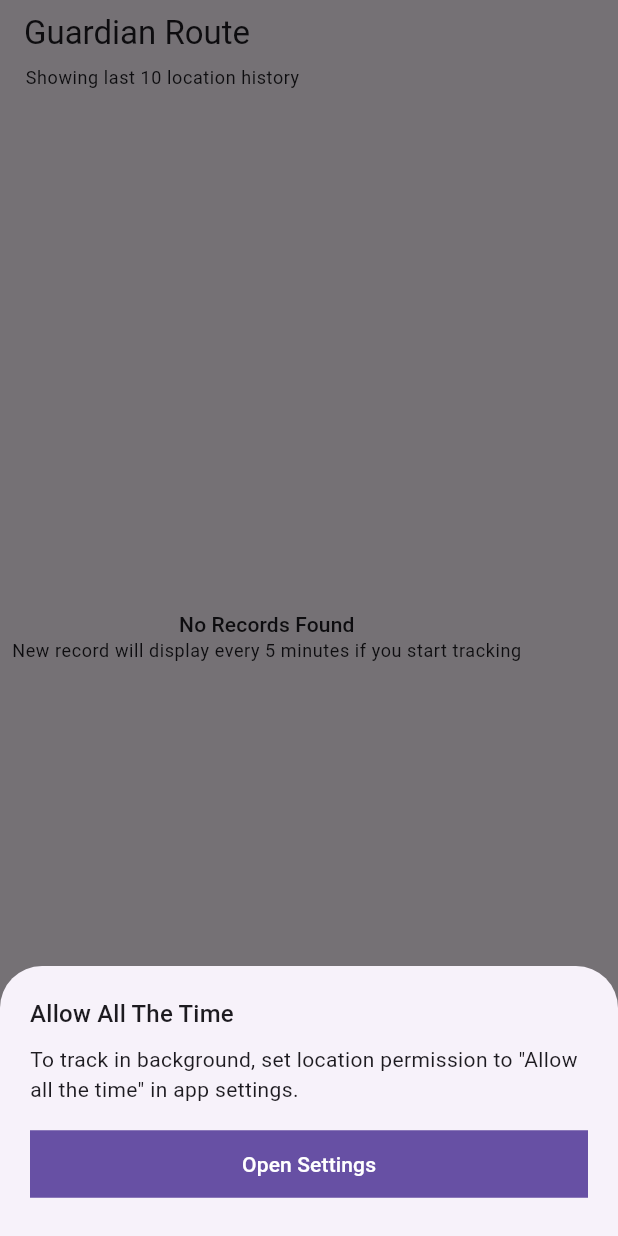
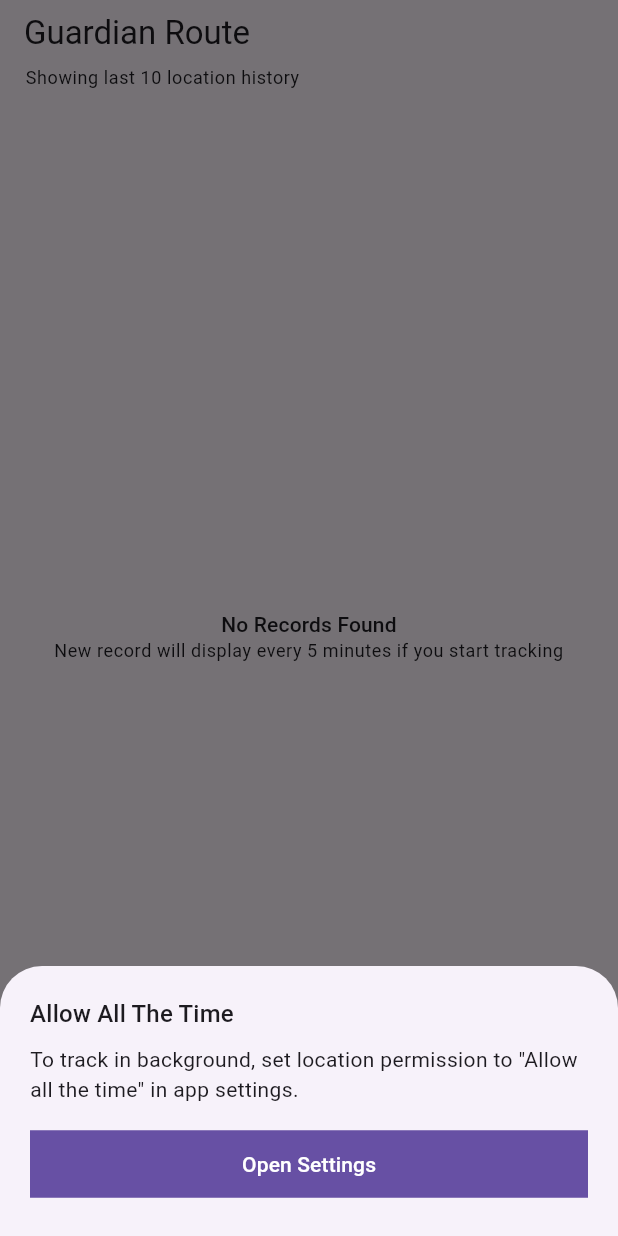
Before and after one commit to himanshuu-dev/Guardian-Route-App, a Flutter app: the screen it shows after launch, after a tap on "Start Tracking", on a phone screen of 412 x 824 dp. Run offline on Flutter 3.47's test engine with Material 3 defaults, Android fonts, the phone set to English and light mode, and no system bars; our stand-ins replace flutter_local_notifications, flutter_riverpod, geolocator, google_maps_flutter, riverpod_annotation, sqflite; missing offline and left inert: android_intent_plus, flutter_background_service; accounts and stored records are empty; generated files the repository leaves out were written again.

Commit message:
ui minor fix

```diff
--- a/lib/ui/home_screen.dart
+++ b/lib/ui/home_screen.dart
@@ -119,18 +119,22 @@ class _HomeScreenState extends ConsumerState<HomeScreen> {
               data: (data) => data.isEmpty
                   ? Padding(
                       padding: const EdgeInsets.all(8.0),
+                      child: Center(
                         child: Column(
                           mainAxisAlignment: MainAxisAlignment.center,
                           children: [
                             Text(
                               'No Records Found',
                               style: Theme.of(context).textTheme.titleSmall,
+                              textAlign: TextAlign.center,
                             ),
                             Text(
                               'New record will display every 5 minutes if you start tracking',
                               style: Theme.of(context).textTheme.bodySmall,
+                              textAlign: TextAlign.center,
                             ),
                           ],
+                        ),
                       ),
                     )
                   : ListView.separated(
```
Lines whose indentation alone changed are shown as unchanged.
